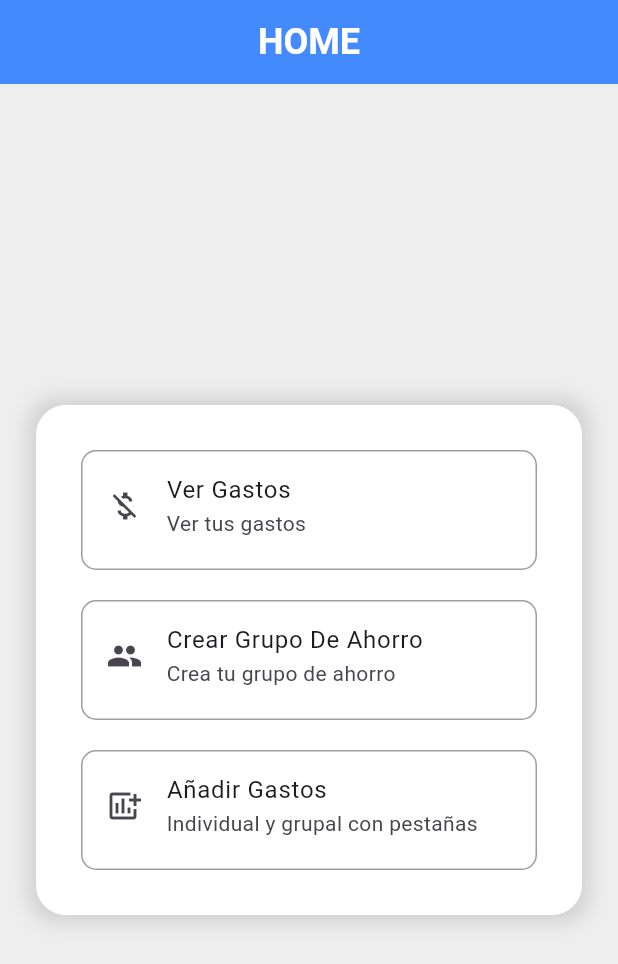
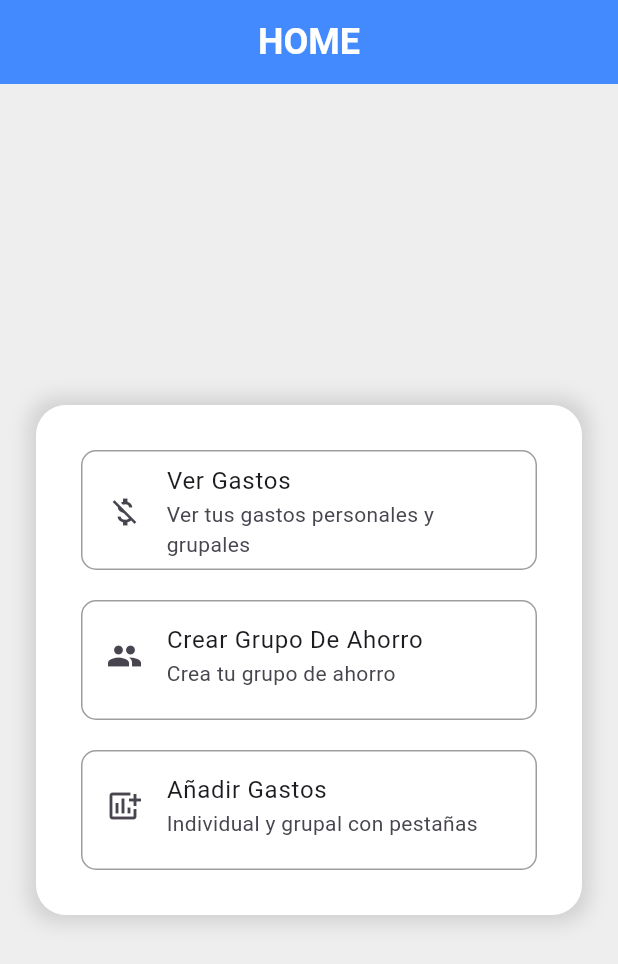
Before and after one commit to GReskin/TP3-Grupo8, a Flutter app: the Home screen opened by its route, on a phone screen of 412 x 824 dp. Shown: the top 964 px of the screen. Run offline on Flutter 3.47's test engine with Material 3 defaults, Android fonts, the phone set to English and light mode, and no system bars; our stand-ins replace fl_chart, go_router, shared_preferences; accounts and stored records are empty; network calls fail.

Commit message:
agregado verGastosGenerales

```diff
--- a/Frontend/lib/core/app_routes.dart
+++ b/Frontend/lib/core/app_routes.dart
@@ -3,23 +3,33 @@ import 'package:app_gastos_tp3_grupo8/screens/anadirGastoGeneral.dart';
 import 'package:app_gastos_tp3_grupo8/screens/crearGrupo.dart';
 import 'package:app_gastos_tp3_grupo8/screens/crearGastoGrupo.dart';
 import 'package:app_gastos_tp3_grupo8/screens/verGastos.dart';
+import 'package:app_gastos_tp3_grupo8/screens/verGastosGeneral.dart';
 import 'package:go_router/go_router.dart';
 import '../screens/login.dart';
 import '../screens/register.dart';
 import '../screens/home.dart';
+
 final appRouter = GoRouter(
-
   initialLocation: '/login',
 
   routes: [
-
-    GoRoute(path: '/login' ,builder: (context, state) => Login(),),
-    GoRoute(path: '/register' ,builder: (context, state) => Register(),),
-    GoRoute(path: '/home' ,builder: (context, state) => Home(),),
-    GoRoute(path: '/anadirGasto' ,builder: (context, state) => AnadirGasto(),),
-    GoRoute(path: '/crearGastoGrupo' ,builder: (context, state) => CrearGastoGrupo(),),
-    GoRoute(path: '/verGastos' ,builder: (context, state) => Gastos(),),
-    GoRoute(path: '/crearGrupo' ,builder: (context, state) => CrearGrupo(),),
-     GoRoute(path: '/gastosGenerales', builder: (context, state) => const AnadirGastoGeneral()),
-
-]);
+    GoRoute(path: '/login', builder: (context, state) => Login()),
+    GoRoute(path: '/register', builder: (context, state) => Register()),
+    GoRoute(path: '/home', builder: (context, state) => Home()),
+    GoRoute(path: '/anadirGasto', builder: (context, state) => AnadirGasto()),
+    GoRoute(
+      path: '/crearGastoGrupo',
+      builder: (context, state) => CrearGastoGrupo(),
+    ),
+    GoRoute(path: '/verGastos', builder: (context, state) => Gastos()),
+    GoRoute(path: '/crearGrupo', builder: (context, state) => CrearGrupo()),
+    GoRoute(
+      path: '/gastosGenerales',
+      builder: (context, state) => const AnadirGastoGeneral(),
+    ),
+    GoRoute(
+      path: '/verGastosGeneral',
+      builder: (context, state) => const VerGastosGeneral(),
+    ),
+  ],
+);
--- a/Frontend/lib/entities/menu.dart
+++ b/Frontend/lib/entities/menu.dart
@@ -1,5 +1,3 @@
-
-
 import 'package:flutter/material.dart';
 
 class Menu {
@@ -9,23 +7,38 @@ class Menu {
   String path;
   Icon icon;
 
-
-  Menu({required this.title,required this.subtitle,required this.description,required this.icon, required this.path});
-
+  Menu({
+    required this.title,
+    required this.subtitle,
+    required this.description,
+    required this.icon,
+    required this.path,
+  });
 }
 
+List<Menu> menuList = [
+  Menu(
+    title: "Ver Gastos",
+    subtitle: "Ver tus gastos personales y grupales",
+    description: "Consulta todos tus gastos desde una misma vista",
+    icon: Icon(Icons.money_off),
+    path: "/verGastosGeneral", // 👉 Nueva ruta
+  ),
 
-List<Menu> menuList = [
-
-
-  Menu(title: "Ver Gastos", subtitle: "Ver tus gastos", description: "sdalksdkajshdkjlasdhlsakjdka", icon: Icon(Icons.money_off), path: "/verGastos"),
-  Menu(title: "Crear Grupo De Ahorro", subtitle: "Crea tu grupo de ahorro", description: "sdalksdkajshdkjlasdhlsakjdka", icon: Icon(Icons.group), path: "/crearGrupo"),
+  Menu(
+    title: "Crear Grupo De Ahorro",
+    subtitle: "Crea tu grupo de ahorro",
+    description: "sdalksdkajshdkjlasdhlsakjdka",
+    icon: Icon(Icons.group),
+    path: "/crearGrupo",
+  ),
 
   Menu(
     title: 'Añadir Gastos',
     subtitle: 'Individual y grupal con pestañas',
     icon: Icon(Icons.add_chart),
-    path: '/gastosGenerales', description: 'Añadir un gasto tanto grupal como individual', // usa la ruta nueva
+    path: '/gastosGenerales',
+    description:
+        'Añadir un gasto tanto grupal como individual', // usa la ruta nueva
   ),
-
 ];
```
Also changed, not shown: Frontend/lib/screens/verGastos.dart (+3 -19 lines), Frontend/lib/screens/verGastosGeneral.dart (added, +36 -0 lines), 1 other file.
